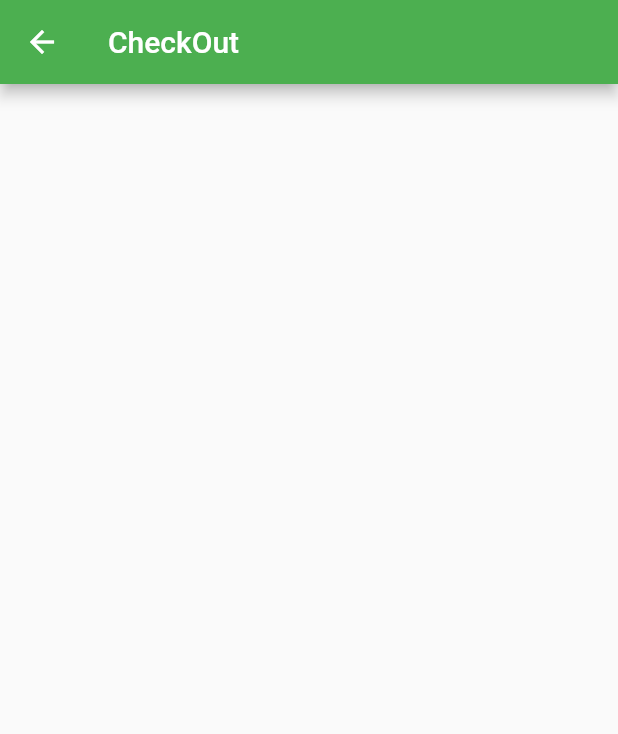
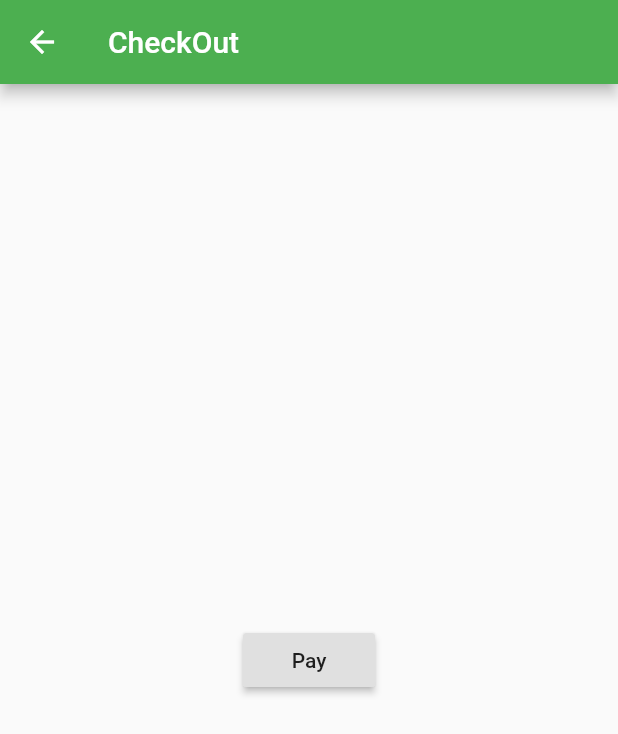
Before and after one commit to JOELwindows7/ourwear_prototype, a Flutter app: the MakeShiftCheckOut screen opened directly, on a phone screen of 412 x 824 dp. Shown: the top 734 px of the screen. Run offline on Flutter 3.47's test engine with Material 2 defaults, Android fonts, the light colour scheme and no system bars; our stand-ins replace audioplayers, cloud_firestore, firebase_auth, flutter_spinkit, fluttertoast and 4 more; missing offline and left inert: box2d_flame, dart:ffi, dart:js, flame, shake; accounts and stored records are empty; statements that could not run were skipped.

Commit message:
checkout demo
aaaaa fake checkout button

```diff
--- a/lib/Scaffolds/Prosotipe/MakeShiftCheckout.dart
+++ b/lib/Scaffolds/Prosotipe/MakeShiftCheckout.dart
@@ -12,6 +12,16 @@ class _MakeShiftCheckOutState extends State<MakeShiftCheckOut> {
       appBar: AppBar(
         title: Text('CheckOut'),
       ),
+      body: Container(
+        child: Center(
+          child: RaisedButton(
+            onPressed: (){
+              Navigator.pop(context);
+            },
+            child: Text('Pay'),
+          ),
+        ),
+      ),
     );
   }
 }
```
Also changed, not shown: lib/Scaffolds/Prosotipe/CartProsotipe.dart (+7 -1 lines), 1 other file.
